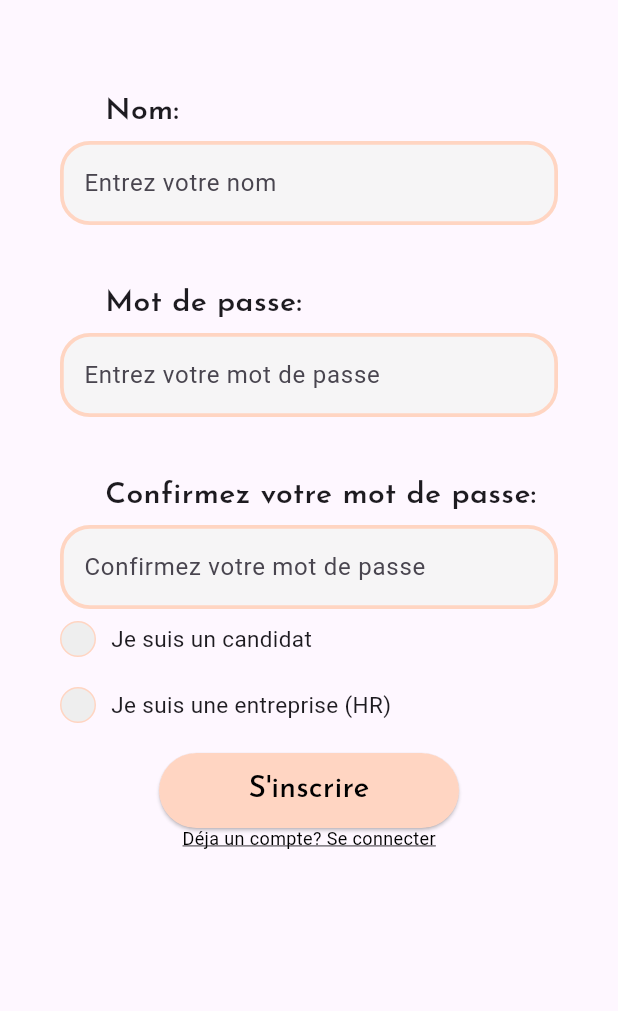
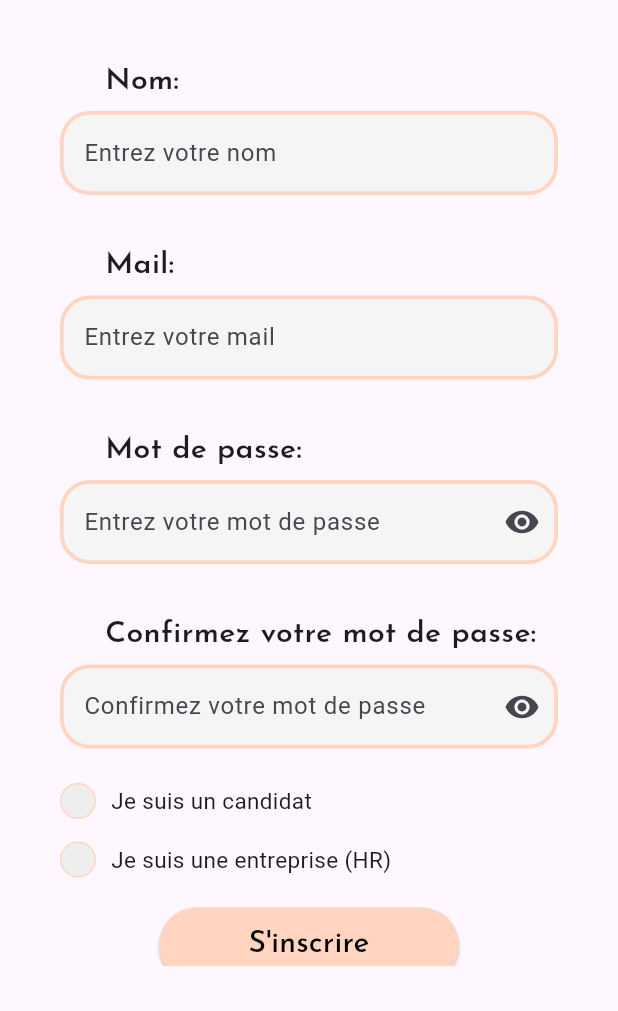
Before and after one commit to algosup/2023-2024-project-5-flutter-team-3, a Flutter app: the screen it shows after launch, on a phone screen of 412 x 824 dp, the part 225-1236 px from its top. Run offline on Flutter 3.47's test engine with Material 3 defaults, Android fonts, the light colour scheme and no system bars; drawn by our look-alikes of roundcheckbox; our stand-ins replace cloud_firestore, firebase_auth, firebase_core, flutter_svg, get, go_router and 1 more; accounts and stored records are empty.

Commit message:
added toggle visiblity in text field
added the possibility to toggle the visibility of what's inside the text fields, for passwords for instance

```diff
--- a/adopte_a_candidate/lib/pages/log_in.dart
+++ b/adopte_a_candidate/lib/pages/log_in.dart
@@ -47,6 +47,7 @@ class LogIn extends StatelessWidget {
                           width: MediaQuery.of(context).size.width - 80,
                           heigth: 108,
                           isObscure: false,
+                          showToggle: false,
                           isEmail: true,
                         ),
                       ],
@@ -61,6 +62,7 @@ class LogIn extends StatelessWidget {
                           width: MediaQuery.of(context).size.width - 80,
                           heigth: 108,
                           isObscure: false,
+                          showToggle: true,
                           isEmail: true,
                         ),
                       ],
--- a/adopte_a_candidate/lib/pages/sign_up.dart
+++ b/adopte_a_candidate/lib/pages/sign_up.dart
@@ -70,7 +70,7 @@ class _AskIfCompanyState extends State<AskIfCompany> {
         builder: (context, constraints) {
           return Padding(
             padding:
-                const EdgeInsets.symmetric(horizontal: 40.0, vertical: 50.0),
+                const EdgeInsets.symmetric(horizontal: 40.0, vertical: 30.0),
             child: SingleChildScrollView(
               child: Column(
                 mainAxisAlignment: MainAxisAlignment.center,
@@ -79,18 +79,35 @@ class _AskIfCompanyState extends State<AskIfCompany> {
                     children: [
                       Flexible(
                         child: CustomTextField(
-                          controller: controller.email,
+                          controller: controller.name,
                           title: 'Nom:',
                           hinttext: 'Entrez votre nom',
                           width: MediaQuery.of(context).size.width,
                           heigth: 108,
                           isObscure: false,
-                          isEmail: true,
+                          showToggle: false,
+                          isEmail: false,
                         ),
                       ),
                     ],
                   ),
-                  const SizedBox(height: 20),
+                  const SizedBox(height: 15),
+                  Row(
+                    children: [
+                      Flexible(
+                          child: CustomTextField(controller: controller.email,
+                              title: 'Mail:',
+                              hinttext: 'Entrez votre mail',
+                              isObscure: false,
+                              isEmail: true,
+                              width: MediaQuery.of(context).size.width,
+                              heigth: 108,
+                              showToggle: false
+                          ),
+                      ),
+                    ],
+                  ),
+                  const SizedBox(height: 15),
                   Row(
                     children: <Widget>[
                       CustomTextField(
@@ -99,12 +116,13 @@ class _AskIfCompanyState extends State<AskIfCompany> {
                         hinttext: 'Entrez votre mot de passe',
                         width: MediaQuery.of(context).size.width - 80,
                         heigth: 108,
-                        isObscure: false,
+                        isObscure: true,
+                        showToggle: true,
                         isEmail: true,
                       ),
                     ],
                   ),
-                  const SizedBox(height: 20),
+                  const SizedBox(height: 15),
                   Row(
                     children: <Widget>[
                       CustomTextField(
@@ -113,11 +131,13 @@ class _AskIfCompanyState extends State<AskIfCompany> {
                         hinttext: 'Confirmez votre mot de passe',
                         width: MediaQuery.of(context).size.width - 80,
                         heigth: 108,
-                        isObscure: false,
+                        isObscure: true,
+                        showToggle: true,
                         isEmail: true,
                       ),
                     ],
                   ),
+                  const SizedBox(height: 15),
                   Row(
                     children: [
                       buildRoundCheckBox(
@@ -138,7 +158,7 @@ class _AskIfCompanyState extends State<AskIfCompany> {
                       ),
                     ],
                   ),
-                  const SizedBox(height: 20),
+                  const SizedBox(height: 15),
                   Row(
                     children: [
                       buildRoundCheckBox(
--- a/adopte_a_candidate/lib/widgets/fields/text_field.dart
+++ b/adopte_a_candidate/lib/widgets/fields/text_field.dart
@@ -3,8 +3,8 @@ import 'package:google_fonts/google_fonts.dart';
 // This text field is build to gather basic user data when subscribing
 // TODO Add the method to gather user input and keep it in memory
 
-class CustomTextField extends StatelessWidget {
-   const CustomTextField({
+class CustomTextField extends StatefulWidget {
+  const CustomTextField({
     required this.controller,
     required this.title,
     required this.hinttext,
@@ -13,6 +13,7 @@ class CustomTextField extends StatelessWidget {
     required this.width,
     required this.heigth,
     super.key,
+    required this.showToggle,
   });
 
   final TextEditingController controller;
@@ -20,21 +21,35 @@ class CustomTextField extends StatelessWidget {
   final String hinttext;
   final bool isObscure;
   final bool isEmail;
+  final bool showToggle;
   final double width;
   final double heigth;
 
   @override
+  State<CustomTextField> createState() => _CustomTextFieldState();
+}
+
+class _CustomTextFieldState extends State<CustomTextField> {
+  late bool _isObscure;
+
+  @override
+  void initState() {
+    super.initState();
+    _isObscure = widget.isObscure;
+  }
+
+  @override
   Widget build(BuildContext context) {
     return SizedBox(
-      width: width,
-      height: heigth,
+      width: widget.width,
+      height: widget.heigth,
       child: Column(
         crossAxisAlignment: CrossAxisAlignment.start,
         children: <Widget>[
           Padding(
             padding: const EdgeInsets.only(left: 30.0, bottom: 5.0, top: 10.0),
             child: Text(
-              title,
+              widget.title,
               style: GoogleFonts.josefinSans(
                 textStyle: const TextStyle(
                   fontSize: 20,
@@ -44,10 +59,11 @@ class CustomTextField extends StatelessWidget {
             ),
           ), // Add some spacing between the title and the text field
           TextField(
-            obscureText: isObscure,
-            keyboardType:
-                isEmail ? TextInputType.emailAddress : TextInputType.text,
-            controller: controller,
+            obscureText: _isObscure,
+            keyboardType: widget.isEmail
+                ? TextInputType.emailAddress
+                : TextInputType.text,
+            controller: widget.controller,
             decoration: InputDecoration(
               filled: true,
               fillColor: const Color(0xDDF5F5F5),
@@ -58,7 +74,19 @@ class CustomTextField extends StatelessWidget {
                 ),
                 borderRadius: BorderRadius.all(Radius.circular(20)),
               ),
-              hintText: hinttext,
+              hintText: widget.hinttext,
+              suffixIcon: widget.showToggle
+                  ? IconButton(
+                      icon: Icon(
+                        _isObscure ? Icons.visibility : Icons.visibility_off,
+                      ),
+                      onPressed: () {
+                        setState(() {
+                          _isObscure = !_isObscure;
+                        });
+                      },
+                    )
+                  : null,
             ),
           ),
         ],
```
